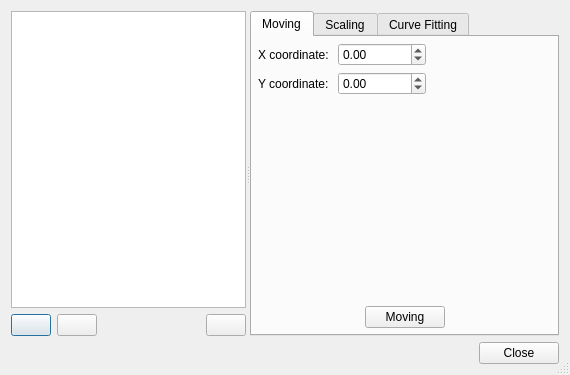
KmolYuan/Pyslvs-UI, file core/synthesis/DimensionalSynthesis/DimensionalSynthesis_dialog/path_adjust.ui: the form before one commit.
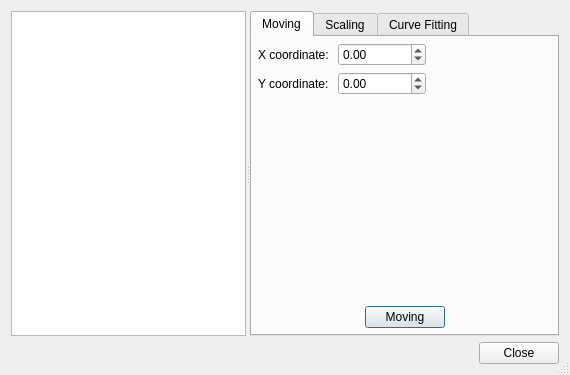
The form after the commit. Icons and pictures are not drawn.

Commit message: Take the 'path adjust' function back to main interface.

Patch:
```diff
--- a/core/synthesis/DimensionalSynthesis/DimensionalSynthesis_dialog/path_adjust.ui
+++ b/core/synthesis/DimensionalSynthesis/DimensionalSynthesis_dialog/path_adjust.ui
@@ -40,47 +40,6 @@
        <item>
         <widget class="QListWidget" name="path_list"/>
        </item>
-       <item>
-        <layout class="QHBoxLayout" name="horizontalLayout_5">
-         <item>
-          <widget class="QPushButton" name="point_up">
-           <property name="icon">
-            <iconset resource="../../../../icons.qrc">
-             <normaloff>:/icons/arrow_up.png</normaloff>:/icons/arrow_up.png</iconset>
-           </property>
-          </widget>
-         </item>
-         <item>
-          <widget class="QPushButton" name="point_down">
-           <property name="icon">
-            <iconset resource="../../../../icons.qrc">
-             <normaloff>:/icons/arrow_down.png</normaloff>:/icons/arrow_down.png</iconset>
-           </property>
-          </widget>
-         </item>
-         <item>
-          <spacer name="horizontalSpacer_15">
-           <property name="orientation">
-            <enum>Qt::Horizontal</enum>
-           </property>
-           <property name="sizeHint" stdset="0">
-            <size>
-             <width>40</width>
-             <height>20</height>
-            </size>
-           </property>
-          </spacer>
-         </item>
-         <item>
-          <widget class="QPushButton" name="point_delete">
-           <property name="icon">
-            <iconset resource="../../../../icons.qrc">
-             <normaloff>:/icons/delete.png</normaloff>:/icons/delete.png</iconset>
-           </property>
-          </widget>
-         </item>
-        </layout>
-       </item>
       </layout>
      </widget>
      <widget class="QTabWidget" name="tabWidget">
```
The commit also changes 6 other files.
